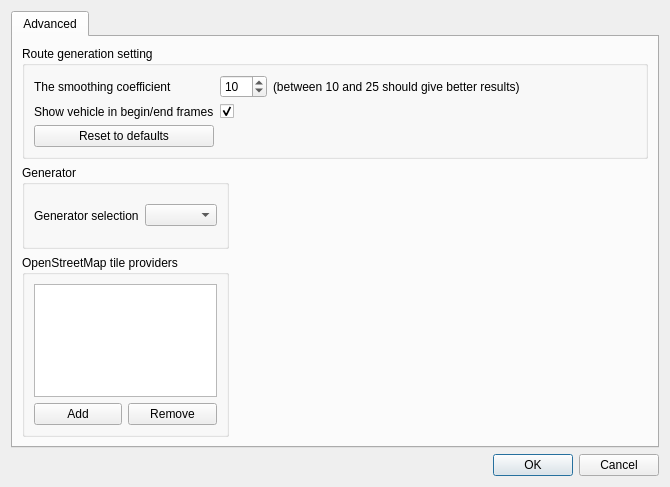
Old version of the form src/settings.ui in the repository michjans/routegen.
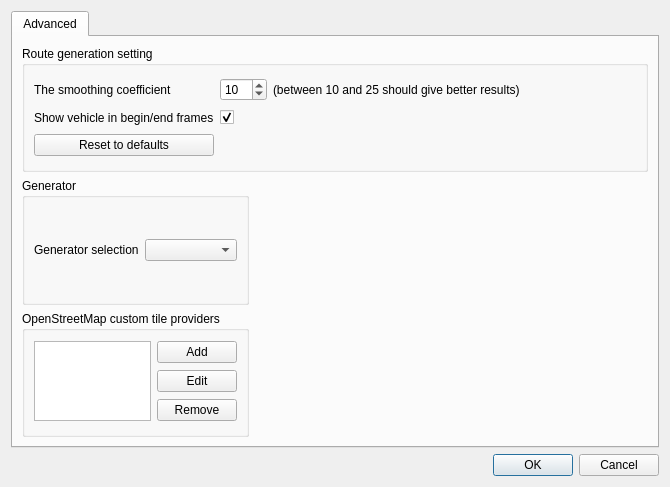
New version of the form.

Commit message: OSM provider selection in import map. TODO: Adding custom providers from settings

Diff of the .ui file:
```diff
--- a/src/settings.ui
+++ b/src/settings.ui
@@ -141,26 +141,33 @@
        <item row="2" column="0" colspan="2">
         <widget class="QGroupBox" name="groupBox_3">
          <property name="title">
-          <string>OpenStreetMap tile providers</string>
+          <string>OpenStreetMap custom tile providers</string>
          </property>
          <layout class="QGridLayout" name="gridLayout_3">
-          <item row="1" column="0">
-           <widget class="QPushButton" name="pushButton">
+          <item row="0" column="0" rowspan="3">
+           <widget class="QListView" name="osmProviderList"/>
+          </item>
+          <item row="0" column="1">
+           <widget class="QPushButton" name="addOsmProviderPB">
             <property name="text">
              <string>Add</string>
             </property>
            </widget>
           </item>
           <item row="1" column="1">
-           <widget class="QPushButton" name="pushButton_2">
+           <widget class="QPushButton" name="editOsmProviderPB">
+            <property name="text">
+             <string>Edit</string>
+            </property>
+           </widget>
+          </item>
+          <item row="2" column="1">
+           <widget class="QPushButton" name="removeOsmProviderPB">
             <property name="text">
              <string>Remove</string>
             </property>
            </widget>
           </item>
-          <item row="0" column="0" colspan="2">
-           <widget class="QListView" name="listView"/>
-          </item>
          </layout>
         </widget>
        </item>
```
Left out of the diff: 3 changed lines with no effect on the pictures. The commit also changes 7 other files.
